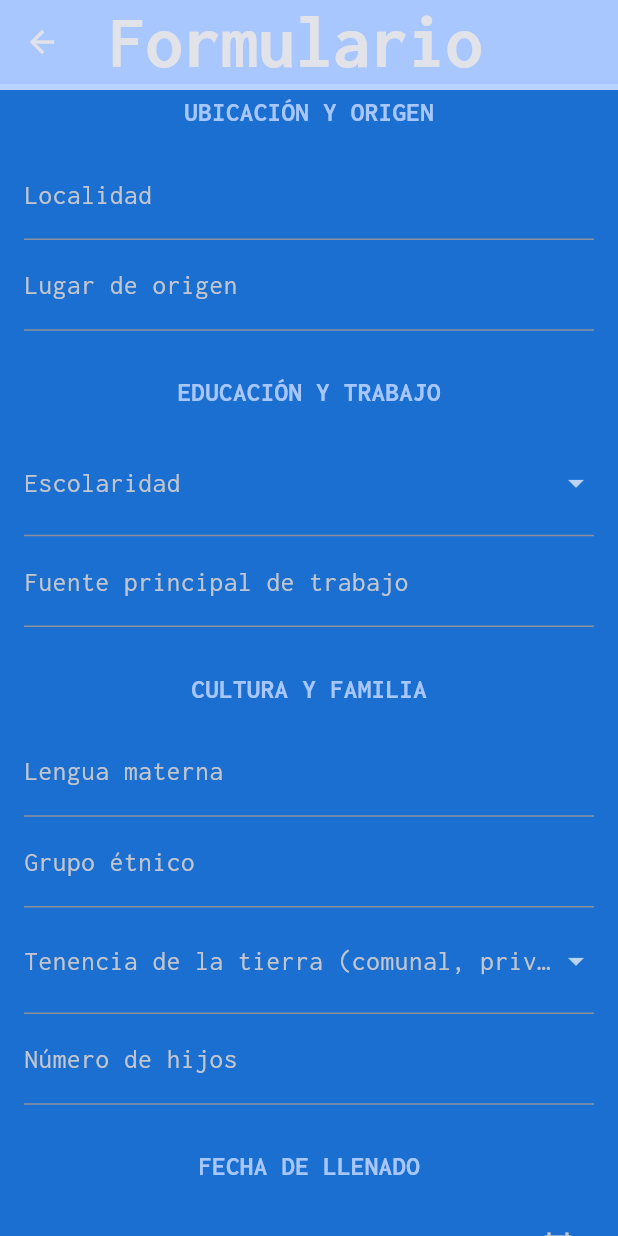
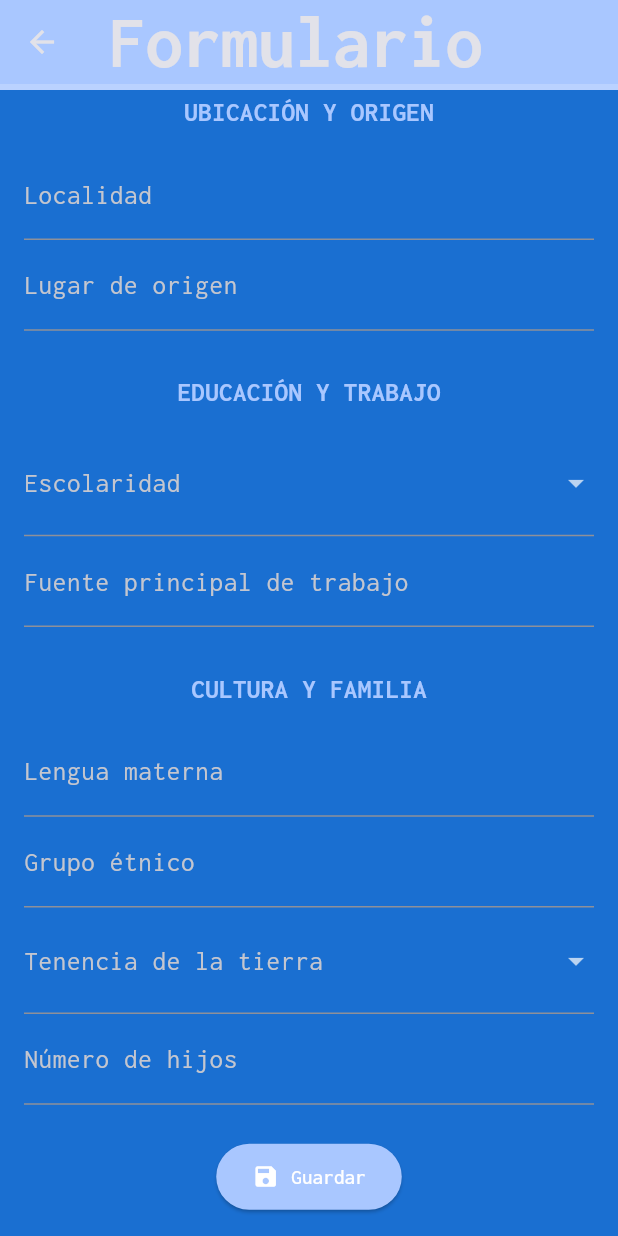
Before and after one commit to RafaelDiaz01/App-Tarantulas, a Flutter app: the FormScreen screen opened directly, scrolled down 224 dp, on a phone screen of 412 x 824 dp. Run offline on Flutter 3.47's test engine with Material 3 defaults, Android fonts, the phone set to English and light mode, and no system bars; our stand-ins replace google_fonts, hive, hive_flutter, lottie; accounts and stored records are empty.

Commit message:
Se conecto form con el modelo

```diff
--- a/lib/screens/form_screen.dart
+++ b/lib/screens/form_screen.dart
@@ -1,8 +1,10 @@
 import 'package:flutter/material.dart';
-import '../configurations/app_theme.dart'; // Importa tu tema
+import 'package:uuid/uuid.dart';
+import 'package:hive/hive.dart';
+import '../models/usuario_model.dart';
+import '../configurations/app_theme.dart';
 
-// Define el color azul claro que quieres usar (puedes usar uno del tema o definir uno aquí)
-final Color azulClaro = const Color(0xFF42A5F5); // Azul claro, puedes cambiarlo
+final Color azulClaro = const Color(0xFF42A5F5);
 
 class FormScreen extends StatefulWidget {
   const FormScreen({super.key});
@@ -13,27 +15,25 @@ class FormScreen extends StatefulWidget {
 
 class _FormScreenState extends State<FormScreen>
     with SingleTickerProviderStateMixin {
+  final _formKey = GlobalKey<FormState>();
   late AnimationController _controller;
   late Animation<double> _animation;
 
   // Controladores y valores
-  final _fechaController = TextEditingController();
   final _localidadController = TextEditingController();
   final _nombreController = TextEditingController();
   final _edadController = TextEditingController();
   String? _sexo;
   final _lenguaController = TextEditingController();
   final _grupoEtnicoController = TextEditingController();
-  final _nivelEstudiosController = TextEditingController();
+  String? _nivelEstudios;
   final _fuenteTrabajoController = TextEditingController();
-  final _escolaridadController = TextEditingController();
   final _tenenciaTierraController = TextEditingController();
   final _estadoCivilController = TextEditingController();
   final _lugarOrigenController = TextEditingController();
   final _numHijosController = TextEditingController();
 
-  // Total de campos requeridos para el progreso
-  final int totalCampos = 13;
+  final int totalCampos = 12;
 
   @override
   void initState() {
@@ -41,21 +41,18 @@ class _FormScreenState extends State<FormScreen>
 
     _controller = AnimationController(
       vsync: this,
-      duration: Duration(milliseconds: 500),
+      duration: const Duration(milliseconds: 500),
     );
 
     _animation = Tween<double>(begin: 0, end: 0).animate(_controller);
 
-    _fechaController.addListener(_updateProgress);
+    // Escucha cambios para progreso
     _localidadController.addListener(_updateProgress);
     _nombreController.addListener(_updateProgress);
     _edadController.addListener(_updateProgress);
     _lenguaController.addListener(_updateProgress);
     _grupoEtnicoController.addListener(_updateProgress);
-    _nivelEstudiosController.addListener(_updateProgress);
     _fuenteTrabajoController.addListener(_updateProgress);
-    _escolaridadController.addListener(_updateProgress);
-    _tenenciaTierraController.addListener(_updateProgress);
     _estadoCivilController.addListener(_updateProgress);
     _lugarOrigenController.addListener(_updateProgress);
     _numHijosController.addListener(_updateProgress);
@@ -63,17 +60,14 @@ class _FormScreenState extends State<FormScreen>
 
   void _updateProgress() {
     int camposLlenos = 0;
-
-    if (_fechaController.text.isNotEmpty) camposLlenos++;
     if (_localidadController.text.isNotEmpty) camposLlenos++;
     if (_nombreController.text.isNotEmpty) camposLlenos++;
     if (_edadController.text.isNotEmpty) camposLlenos++;
     if (_sexo != null && _sexo!.isNotEmpty) camposLlenos++;
     if (_lenguaController.text.isNotEmpty) camposLlenos++;
     if (_grupoEtnicoController.text.isNotEmpty) camposLlenos++;
-    if (_nivelEstudiosController.text.isNotEmpty) camposLlenos++;
+    if (_nivelEstudios != null && _nivelEstudios!.isNotEmpty) camposLlenos++;
     if (_fuenteTrabajoController.text.isNotEmpty) camposLlenos++;
-    if (_escolaridadController.text.isNotEmpty) camposLlenos++;
     if (_tenenciaTierraController.text.isNotEmpty) camposLlenos++;
     if (_estadoCivilController.text.isNotEmpty) camposLlenos++;
     if (_lugarOrigenController.text.isNotEmpty) camposLlenos++;
@@ -91,18 +85,48 @@ class _FormScreenState extends State<FormScreen>
       ..forward();
   }
 
+  void _guardarUsuario() async {
+    if (!_formKey.currentState!.validate()) return;
+
+    final box = await Hive.openBox<Usuario>('usuariosBox');
+    final uuid = Uuid();
+
+    final nuevoUsuario = Usuario(
+      id: uuid.v4(),
+      nombre: _nombreController.text,
+      edad: int.tryParse(_edadController.text) ?? 0,
+      sexo: _sexo!,
+      lenguaMaterna: _lenguaController.text,
+      grupoEtnico: _grupoEtnicoController.text,
+      fuenteTrabajo: _fuenteTrabajoController.text,
+      escolaridad: _nivelEstudios!,
+      tenenciaTierra: _tenenciaTierraController.text,
+      estadoCivil: _estadoCivilController.text,
+      lugarOrigen: _lugarOrigenController.text,
+      numeroHijos: int.tryParse(_numHijosController.text) ?? 0,
+      localidad: _localidadController.text,
+      fechaRegistro: DateTime.now(),
+    );
+
+    await box.add(nuevoUsuario);
+
+    if (context.mounted) {
+      ScaffoldMessenger.of(context).showSnackBar(
+        const SnackBar(content: Text('Usuario guardado con éxito')),
+      );
+      Navigator.pop(context);
+    }
+  }
+
   @override
   void dispose() {
     _controller.dispose();
-    _fechaController.dispose();
     _localidadController.dispose();
     _nombreController.dispose();
     _edadController.dispose();
     _lenguaController.dispose();
     _grupoEtnicoController.dispose();
-    _nivelEstudiosController.dispose();
     _fuenteTrabajoController.dispose();
-    _escolaridadController.dispose();
     _tenenciaTierraController.dispose();
     _estadoCivilController.dispose();
     _lugarOrigenController.dispose();
@@ -110,22 +134,6 @@ class _FormScreenState extends State<FormScreen>
     super.dispose();
   }
 
-  Widget buildProgressBar() {
-    return Padding(
-      padding: const EdgeInsets.symmetric(vertical: 16.0),
-      child: AnimatedBuilder(
-        animation: _animation,
-        builder:
-            (context, child) => LinearProgressIndicator(
-              value: _animation.value,
-              backgroundColor: const Color.fromARGB(255, 211, 26, 26),
-              valueColor: AlwaysStoppedAnimation<Color>(appColorScheme.primary),
-            ),
-      ),
-    );
-  }
-
-  // Helper para los títulos de sección
   Widget _buildSectionTitle(String title) {
     return Padding(
       padding: const EdgeInsets.symmetric(vertical: 12.0),
@@ -150,11 +158,10 @@ class _FormScreenState extends State<FormScreen>
           preferredSize: const Size.fromHeight(4),
           child: AnimatedBuilder(
             animation: _animation,
-            builder:
-                (context, child) => LinearProgressIndicator(
+            builder: (context, child) => LinearProgressIndicator(
               value: _animation.value,
               backgroundColor: Colors.white.withOpacity(0.2),
-                  valueColor: AlwaysStoppedAnimation<Color>(Colors.white),
+              valueColor: const AlwaysStoppedAnimation<Color>(Colors.white),
               minHeight: 4,
             ),
           ),
@@ -163,25 +170,28 @@ class _FormScreenState extends State<FormScreen>
       body: SafeArea(
         child: SingleChildScrollView(
           padding: const EdgeInsets.all(16.0),
+          child: Form(
+            key: _formKey,
             child: Column(
               children: [
-              //buildProgressBar(),
                 _buildSectionTitle('DATOS PERSONALES'),
                 Row(
                   children: [
                     Expanded(
                       flex: 2,
-                    child: TextField(
+                      child: TextFormField(
                         controller: _nombreController,
-                      decoration: InputDecoration(labelText: 'Nombre'),
+                        decoration: const InputDecoration(labelText: 'Nombre'),
+                        validator: (v) => v!.isEmpty ? 'Requerido' : null,
                       ),
                     ),
-                  SizedBox(width: 8),
+                    const SizedBox(width: 8),
                     Expanded(
-                    child: TextField(
+                      child: TextFormField(
                         controller: _edadController,
-                      decoration: InputDecoration(labelText: 'Edad'),
+                        decoration: const InputDecoration(labelText: 'Edad'),
                         keyboardType: TextInputType.number,
+                        validator: (v) => v!.isEmpty ? 'Requerido' : null,
                       ),
                     ),
                   ],
@@ -192,18 +202,13 @@ class _FormScreenState extends State<FormScreen>
                       child: DropdownButtonFormField<String>(
                         value: _sexo,
                         dropdownColor: appColorScheme.background,
-                      decoration: InputDecoration(labelText: 'Sexo'),
-                      items:
-                          ['Masculino', 'Femenino', 'Otro']
+                        decoration: const InputDecoration(labelText: 'Sexo'),
+                        validator: (v) => v == null ? 'Requerido' : null,
+                        items: ['Masculino', 'Femenino', 'Otro']
                             .map(
                               (sexo) => DropdownMenuItem(
                                 value: sexo,
-                                  child: Text(
-                                    sexo,
-                                    style: TextStyle(
-                                      color: azulClaro,
-                                    ), // Cambia el color aquí
-                                  ),
+                                child: Text(sexo, style: TextStyle(color: azulClaro)),
                               ),
                             )
                             .toList(),
@@ -215,97 +220,72 @@ class _FormScreenState extends State<FormScreen>
                         },
                       ),
                     ),
-                  SizedBox(width: 8),
+                    const SizedBox(width: 8),
                     Expanded(
-                    child: TextField(
+                      child: TextFormField(
                         controller: _estadoCivilController,
-                      decoration: InputDecoration(labelText: 'Estado civil'),
+                        decoration: const InputDecoration(labelText: 'Estado civil'),
+                        validator: (v) => v!.isEmpty ? 'Requerido' : null,
                       ),
                     ),
                   ],
                 ),
-
                 const SizedBox(height: 16),
                 _buildSectionTitle('UBICACIÓN Y ORIGEN'),
-              TextField(
+                TextFormField(
                   controller: _localidadController,
-                decoration: InputDecoration(labelText: 'Localidad'),
+                  decoration: const InputDecoration(labelText: 'Localidad'),
+                  validator: (v) => v!.isEmpty ? 'Requerido' : null,
                 ),
-              TextField(
+                TextFormField(
                   controller: _lugarOrigenController,
-                decoration: InputDecoration(labelText: 'Lugar de origen'),
+                  decoration: const InputDecoration(labelText: 'Lugar de origen'),
+                  validator: (v) => v!.isEmpty ? 'Requerido': null,
                 ),
-
                 const SizedBox(height: 16),
                 _buildSectionTitle('EDUCACIÓN Y TRABAJO'),
                 DropdownButtonFormField<String>(
-                value:
-                    _nivelEstudiosController.text.isEmpty
-                        ? null
-                        : _nivelEstudiosController.text,
+                  value: _nivelEstudios,
                   dropdownColor: appColorScheme.background,
-                decoration: InputDecoration(labelText: 'Escolaridad'),
-                items:
-                    [
+                  decoration: const InputDecoration(labelText: 'Escolaridad'),
+                  validator: (v) => v == null ? 'Requerido' : null,
+                  items: [
                     'Primaria',
                     'Secundaria',
                     'Preparatoria',
                     'Universidad',
                     'Ninguno',
-                        ]
-                        .map(
-                          (nivel) => DropdownMenuItem(
-                            value: nivel,
-                            child: Text(nivel),
-                          ),
-                        )
-                        .toList(),
+                  ].map((nivel) => DropdownMenuItem(value: nivel, child: Text(nivel))).toList(),
                   onChanged: (value) {
                     setState(() {
-                    _nivelEstudiosController.text = value!;
+                      _nivelEstudios = value;
                       _updateProgress();
                     });
                   },
                 ),
-              TextField(
+                TextFormField(
                   controller: _fuenteTrabajoController,
-                decoration: InputDecoration(
-                  labelText: 'Fuente principal de trabajo',
+                  decoration: const InputDecoration(labelText: 'Fuente principal de trabajo'),
+                  validator: (v) => v!.isEmpty ? 'Requerido' : null,
                 ),
-              ),
-
                 const SizedBox(height: 16),
                 _buildSectionTitle('CULTURA Y FAMILIA'),
-              TextField(
+                TextFormField(
                   controller: _lenguaController,
-                decoration: InputDecoration(labelText: 'Lengua materna'),
+                  decoration: const InputDecoration(labelText: 'Lengua materna'),
+                  validator: (v) => v!.isEmpty ? 'Requerido' : null,
                 ),
-              TextField(
+                TextFormField(
                   controller: _grupoEtnicoController,
-                decoration: InputDecoration(labelText: 'Grupo étnico'),
+                  decoration: const InputDecoration(labelText: 'Grupo étnico'),
+                  validator: (v) => v!.isEmpty ? 'Requerido' : null,
                 ),
                 DropdownButtonFormField<String>(
-                value:
-                    _tenenciaTierraController.text.isEmpty
-                        ? null
-                        : _tenenciaTierraController.text,
+                  value: _tenenciaTierraController.text.isEmpty ? null : _tenenciaTierraController.text,
                   dropdownColor: appColorScheme.background,
-
-                decoration: InputDecoration(
-                  labelText: 'Tenencia de la tierra (comunal, privada)',
-                ),
-                items:
-                    ['Comunal', 'Privada']
-                        .map(
-                          (opcion) => DropdownMenuItem(
-                            value: opcion,
-                            child: Text(
-                              opcion,
-                              style: TextStyle(color: azulClaro), // Mismo color
-                            ),
-                          ),
-                        )
-                        .toList(),
+                  decoration: const InputDecoration(labelText: 'Tenencia de la tierra'),
+                  validator: (v) => v == null ? 'Requerido' :null,
+                  items: ['Comunal', 'Privada'] .map((opcion) => DropdownMenuItem(value: opcion, child: Text(opcion, style: TextStyle(color: azulClaro)))).toList(),
                   onChanged: (value) {
                     setState(() {
                       _tenenciaTierraController.text = value!;
@@ -313,38 +293,28 @@ class _FormScreenState extends State<FormScreen>
                     });
                   },
                 ),
-              TextField(
+                TextFormField(
                   controller: _numHijosController,
-                decoration: InputDecoration(labelText: 'Número de hijos'),
+                  decoration: const InputDecoration(labelText: 'Número de hijos'),
                   keyboardType: TextInputType.number,
+                  validator: (v) => v!.isEmpty ? 'Requerido': null,
                 ),
-
-              const SizedBox(height: 16),
-              _buildSectionTitle('FECHA DE LLENADO'),
-              TextField(
-                controller: _fechaController,
-                readOnly: true,
-                onTap: () async {
-                  DateTime? pickedDate = await showDatePicker(
-                    context: context,
-                    initialDate: DateTime.now(),
-                    firstDate: DateTime(1900),
-                    lastDate: DateTime(2100),
-                  );
-                  if (pickedDate != null) {
-                    _fechaController.text =
-                        pickedDate.toIso8601String().split('T').first;
-                  }
-                },
-                decoration: InputDecoration(
-                  labelText: 'Selecciona la fecha',
-                  suffixIcon: Icon(Icons.calendar_today),
+                const SizedBox(height: 24),
+                ElevatedButton.icon(
+                  onPressed: _guardarUsuario,
+                  icon: const Icon(Icons.save),
+                  label: const Text('Guardar'),
+                  style: ElevatedButton.styleFrom(
+                    backgroundColor: appColorScheme.primary,
+                    foregroundColor: Colors.white,
+                    padding: const EdgeInsets.symmetric(horizontal: 24, vertical: 12),
                   ),
                 ),
               ],
             ),
           ),
         ),
+      ),
     );
   }
 }
```
Lines whose indentation alone changed are shown as unchanged.
